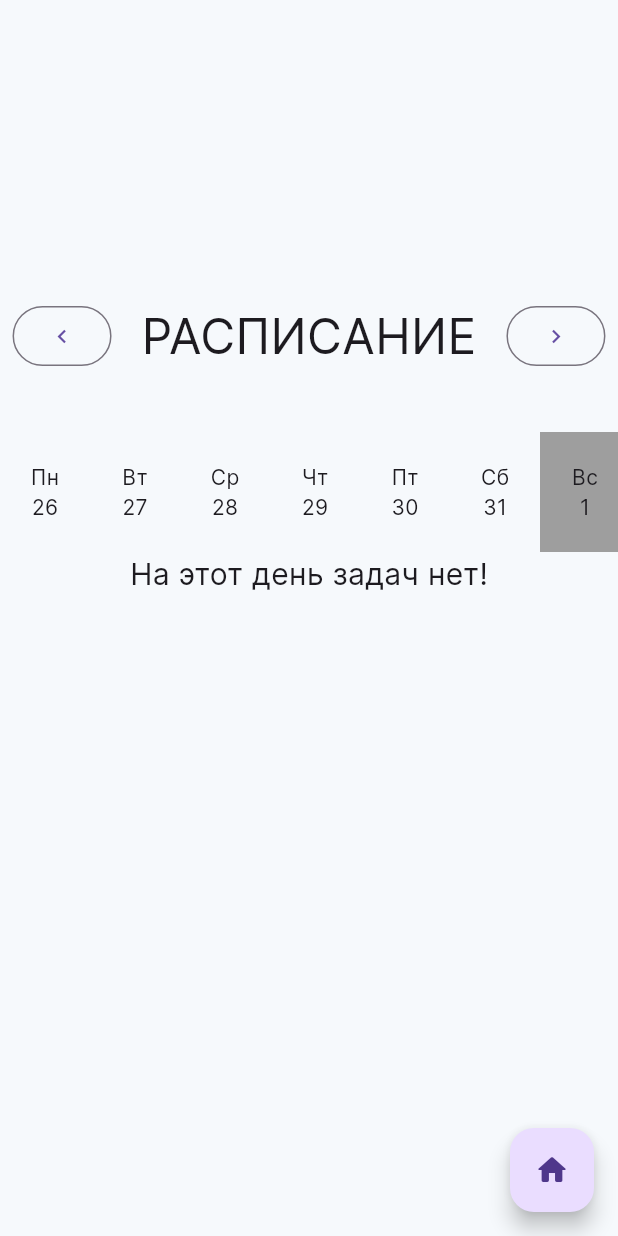
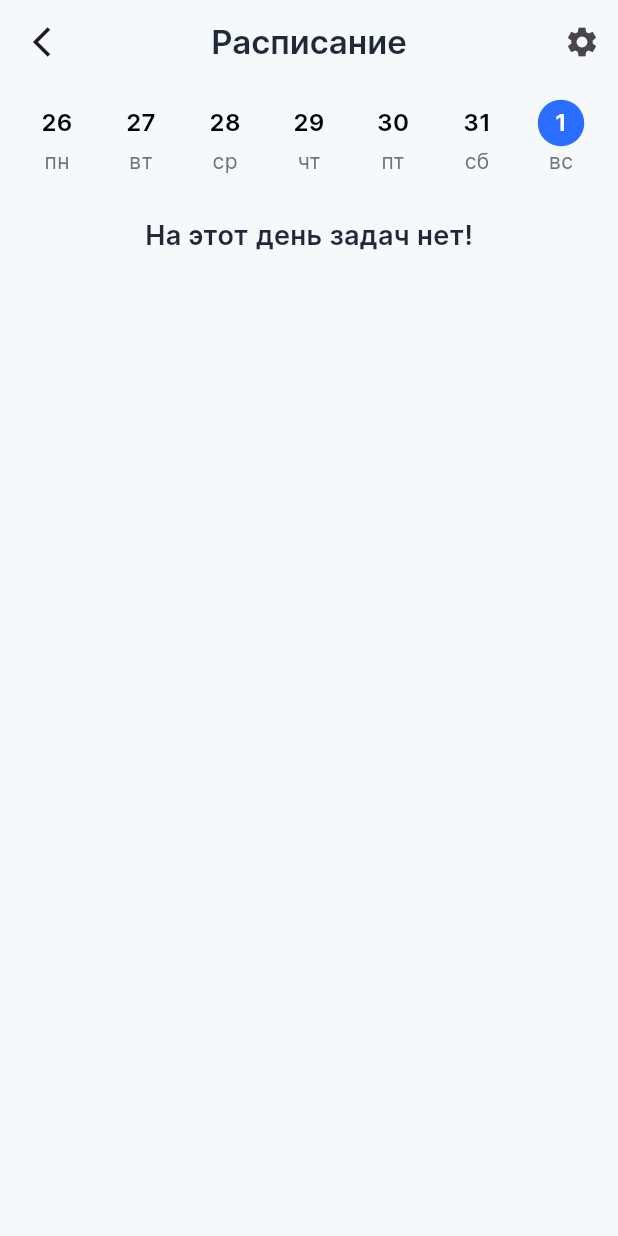
Before and after one commit to IIIPEK-NEMNOZHKO-OTSTALIY/SmartTime, a Flutter app: the SchedulePage screen opened directly with empty values, on a phone screen of 412 x 824 dp. Run offline on Flutter 3.47's test engine with Material 3 defaults, Android fonts, the phone set to English and light mode, and no system bars; our stand-ins replace shared_preferences; accounts and stored records are empty.

Commit message:
небольшие изменения

```diff
--- a/lib/core/models/space.dart
+++ b/lib/core/models/space.dart
@@ -1,7 +1,10 @@
 import 'task.dart';
+import '../theme/app_theme.dart';
+import 'package:flutter/material.dart';
 
 class Space {
   final String id;
+  final Color color;
   final String title;
   final List<Task> tasks;
 
@@ -9,11 +12,13 @@ class Space {
     required this.id,
     required this.title,
     required this.tasks,
+    this.color = AppColors.primary,
   });
 
   factory Space.fromJson(Map<String, dynamic> json) {
     return Space(
       id: json['space_id'],
+      color: json['color'] ?? AppColors.primary,
       title: json['space_title'],
       tasks: (json['tasks'] as List).map((e) => Task.fromJson(e)).toList(),
     );
@@ -23,5 +28,6 @@ class Space {
     'space_id' : id,
     'space_title' : title,
     'tasks' : tasks.map((e) => e.toJson()).toList(),
+    'color' : color,
   };
 }
--- a/lib/features/home/home_controller.dart
+++ b/lib/features/home/home_controller.dart
@@ -1,6 +1,7 @@
 import '../../core/models/space.dart';
 import '../../core/models/task.dart';
 import '../../core/services/local_storage/local_storage_service.dart';
+import 'package:flutter/material.dart';
 
 enum HomeMode {
   spaces,
@@ -36,9 +37,10 @@ class HomeController {
     currentSpace = null;
     mode = HomeMode.spaces;
   }
-  void addSpace(String title) {
+  void addSpace(String title, Color color) {
     final newSpace = Space(
       id: DateTime.now().millisecondsSinceEpoch.toString(),
+      color: color,
       title: title,
       tasks: [],
     );
--- a/lib/features/schedule/schedule_controller.dart
+++ b/lib/features/schedule/schedule_controller.dart
@@ -246,23 +246,24 @@ class ScheduleController {
     return tasks;
   }
 
-
+  int weekOffset = 0;
   DateTime getWeekStart(DateTime date) {
     return date.subtract(Duration(days: date.weekday - 1));
   }
   List<DateTime> getCurrentWeek() {
-    return List.generate(7, (i)=>weekStart.add(Duration(days: i)));
+    final now = DateTime.now().add(Duration(days: weekOffset*7));
+    final monday = now.subtract(Duration(days: now.weekday - 1));
+
+    return List.generate(7, (i)=>monday.add(Duration(days: i)));
   }
   void selectDay(DateTime day) {
     selectedDay = day;
   }
   void nextWeek() {
-    weekStart = weekStart.add(Duration(days: 7));
-    selectedDay = weekStart;
+    weekOffset++;
   }
   void previousWeek() {
-    weekStart = weekStart.subtract(Duration(days: 7));
-    selectedDay = weekStart;
+    weekOffset--;
   }
 
   int getBreakDuration(DensityMode mode) {
@@ -275,7 +276,6 @@ class ScheduleController {
         return 5;
     }
   }
-
   bool isSameDay(DateTime a, DateTime b) =>
       a.year == b.year && a.month == b.month && a.day == b.day;
 
@@ -289,8 +289,6 @@ class ScheduleController {
         )
     );
   }
-
-
   StoredSchedule exportSchedule() {
     return StoredSchedule(
       generatedAt: DateTime.now(),
--- a/lib/pages/schedule_page.dart
+++ b/lib/pages/schedule_page.dart
@@ -1,10 +1,11 @@
 import 'package:flutter/material.dart';
-//import 'package:flutter/services.dart';
 import 'package:collection/collection.dart';
-import 'package:smarttime2/pages/home_page.dart';
 import '../features/schedule/schedule_controller.dart';
 import '../core/models/space.dart';
 import '../core/models/schedule/schedule_parameters.dart';
+import '../core/theme/app_theme.dart';
+import 'schedule_setup_page.dart';
+import '../widgets/scheduleCard.dart';
 
 class SchedulePage extends StatefulWidget {
   final List<Space> spaces;
@@ -17,10 +18,12 @@ class SchedulePage extends StatefulWidget {
 
 class _SchedulePageState extends State<SchedulePage> {
   late final ScheduleController _controller;
+  late final PageController _weekPageController;
 
   @override
   void initState() {
     super.initState();
+    _weekPageController = PageController(initialPage: 1000);
     _controller = ScheduleController(spaces: widget.spaces, parameters: widget.parameters);
     _controller.generateSchedule();
     setState(() {});
@@ -33,94 +36,121 @@ class _SchedulePageState extends State<SchedulePage> {
         t.day.month == _controller.selectedDay.month &&
         t.day.year == _controller.selectedDay.year);
     return Scaffold(
+        appBar: AppBar(
+          backgroundColor: AppColors.background,
+          leading: IconButton(
+            icon: Icon(Icons.arrow_back_ios_sharp),
+            onPressed: () {
+              Navigator.pop(context);
+            },
+          ),
+            centerTitle: true,
+            title: Text('Расписание', style: AppText.title,),
+            actions: [IconButton(icon: Icon(Icons.settings), onPressed: () {
+              Navigator.push(context, MaterialPageRoute(builder: (context) => ScheduleSetupPage(allSpaces: _controller.spaces)));
+              setState(() {});
+            },)
+            ]
+        ),
         body: Center(
           child: Column(
               children: [
-                SizedBox(height: 200,),
-                Row( mainAxisAlignment: MainAxisAlignment.center,children: [
-                  OutlinedButton(onPressed: () => {
-                    _controller.previousWeek(),
-                    setState(() {})
-                  }, child: Icon(Icons.chevron_left)),
-                  SizedBox(width: 20,),
-                  Text('РАСПИСАНИЕ', style: TextStyle(fontSize: 32)),
-                  SizedBox(width: 20,),
-                  OutlinedButton(onPressed: () => {
-                    _controller.nextWeek(),
-                    setState(() {})
-                    }, child: Icon(Icons.chevron_right)),
+                buildWeekPager(),
+                dayTile == null
+                    ? Padding(padding: EdgeInsets.all(16), child: Column(
+                  mainAxisAlignment: MainAxisAlignment.center,
+                  children: [
+                    Text('На этот день задач нет!', style: AppText.mediumtitle,)
                   ],
-                ),
-                SizedBox(height: 40),
-                buildWeekBar(),
-                Expanded(
-                child: dayTile == null
-                    ? Text('На этот день задач нет!', style: TextStyle(fontSize: 20),)
-                    : ListView.builder(
+                ),)
+                    : Expanded(
+                      child: ListView.builder(
                         itemCount: dayTile.tasks.length,
                         itemBuilder: (_, index) {
                           final task = dayTile.tasks[index];
-                        return Column(
-                          children: [
-                            ListTile(
-                              title: Column(
-                              crossAxisAlignment: CrossAxisAlignment.start,
-                                children: [
-                                  Text(task.taskTitle, style: TextStyle(
-                                      fontSize: 20),),
-                                  Text('${_controller.formatTime(
+                          return Column( children: [
+                              ScheduleTaskCard(
+                                  isDone: task.isDone,
+                                  title: task.taskTitle,
+                                  duration: task.duration,
+                                  timeString: '${_controller.formatTime(
                                       task.startTime)} - ${_controller.formatTime(
                                       task.endTime)} (${task.duration
-                                      .toString()} минут) '),
-                                ],
-                              ),
-                              trailing: Icon(task.isDone ? Icons.check_circle : Icons
-                                  .circle_outlined),
-                              onTap: () {
-                              setState(() {_controller.toggleTask(task.taskId);});},
-                            ),
+                                      .toString()} минут)',
+                                  onTap: () {} ),
                               if(task.breakAfter > 0)
-                              Text('Перерыв ${task.breakAfter} минут', style: TextStyle(color: Colors.grey),)
-                          ],
+                                ScheduleBreakTimeRow(breakTime: task.breakAfter)
+                          ]
                         );
                       })
                 ),
               ],
           ),
         ),
-        floatingActionButton: FloatingActionButton(
-          onPressed: () => Navigator.push(context, MaterialPageRoute(builder: (context) => HomePage())),
-          child: Icon(Icons.home_rounded),),
     );
+  }
+  Widget buildWeekPager() {
+    return SizedBox(height: 72, child: PageView.builder(
+        controller: _weekPageController,
+        onPageChanged: (page) {
+          final difference = page - 1000;
+          _controller.weekOffset = difference;
+          final weekdayIndex = _controller.selectedDay.weekday - 1;
+          _controller.selectDay(_controller.getCurrentWeek()[weekdayIndex]);
+          setState(() {});
+        },
+        itemBuilder: (_, __) {
+          return buildWeekBar();
+        }),);
   }
   Widget buildWeekBar() {
       final days = _controller.getCurrentWeek();
-    return (
-        GestureDetector(
-        child: SizedBox(height: 80, child: ListView.builder(
-          scrollDirection: Axis.horizontal,
-          itemCount: days.length,
-          itemBuilder: (_, index) {
+      final weekNames = ['пн', 'вт', 'ср', 'чт', 'пт', 'сб', 'вс'];
+      return SizedBox(
+        height: 72,
+        child: Row(
+          mainAxisAlignment: MainAxisAlignment.center,
+          children: List.generate(days.length, (index) {
             final day = days[index];
-            return GestureDetector(
+            final isSelected = _controller.selectedDay.day == day.day && _controller.selectedDay.month == day.month;
+
+            return Padding(padding: EdgeInsets.symmetric(horizontal: 4),
+            child: GestureDetector(
               onTap: () {
                 _controller.selectDay(day);
                 setState(() {});
               },
-              child: Container(
-                color: _controller.selectedDay.day == day.day
-                    ? Colors.grey
-                    : null,
-                width: 60,
               child: Column(
-                  mainAxisAlignment: MainAxisAlignment.center,
+                mainAxisSize: MainAxisSize.min,
                 children: [
-                    Text(['Пн','Вт','Ср','Чт','Пт','Сб','Вс'][index]),
-                    Text(day.day.toString())
+                  AnimatedContainer(
+                      duration: const Duration(milliseconds: 200),
+                      width: 48,
+                      decoration: BoxDecoration(
+                        color: isSelected
+                            ? AppColors.primary
+                            : AppColors.background,
+                        shape: BoxShape.circle,
+                      ),
+                      alignment: Alignment.center,
+                      child: Padding(padding: EdgeInsets.all(4),
+                        child: Text(
+                            day.day.toString(),
+                            style: AppText.cardTtle.copyWith(
+                              color: isSelected ? Colors.white : Colors.black,
+                              fontWeight: FontWeight.bold,
+                            )
+                        ),
+                      )
+                  ),
+                  Text(
+                      weekNames[index], style: AppText.subtitle),
                 ],
               ),
+            ),);
+          }),
         ),
       );
-          },),)));
     }
+
 }
--- a/lib/widgets/home page widgets/spaceCard.dart
+++ b/lib/widgets/home page widgets/spaceCard.dart
@@ -89,7 +89,6 @@ class SpaceCard extends StatelessWidget {
             crossAxisAlignment: CrossAxisAlignment.start,
             children: [
               Text(title, style: AppText.mediumtitle,),
-              SizedBox(height: 4,),
               Text('$percent% выполнено • $totalTasks задач', style: AppText.subtitle,),
             ],
           ),
@@ -142,7 +141,6 @@ class GoToScheduleButton extends StatelessWidget{
                 style: SpaceStyle.addSpaceButton,
                 onPressed: () {
                   onTap();
-
                 },
                 child: Row(children: [
                   Text('Перейти в расписание ', style: TextStyle(color: AppColors.textSecondary, fontSize: 18, ),),
@@ -155,7 +153,7 @@ Widget iosTextField({
   required TextEditingController controller,
   required String hint,
   TextInputType keyboardType = TextInputType.text,
-}) {
+  }) {
   return Container(
     height: 52,
     decoration: BoxDecoration(
@@ -172,6 +170,7 @@ Widget iosTextField({
     padding: EdgeInsets.symmetric(horizontal: 16),
     child: Center(
       child: TextField(
+        cursorColor: AppColors.primary,
         controller: controller,
         keyboardType: keyboardType,
         style: AppText.cardTtle,
```
Also changed, not shown: lib/pages/home_page.dart (+75 -66 lines), lib/pages/schedule_setup_page.dart (+10 -10 lines), lib/widgets/scheduleCard.dart (+97 -0 lines), lib/widgets/timeWidgets.dart (added, +39 -0 lines), lib/widgets/home page widgets/scheduleCard.dart (deleted), lib/widgets/timeline_tile.dart (deleted). Lines whose indentation alone changed are shown as unchanged.
